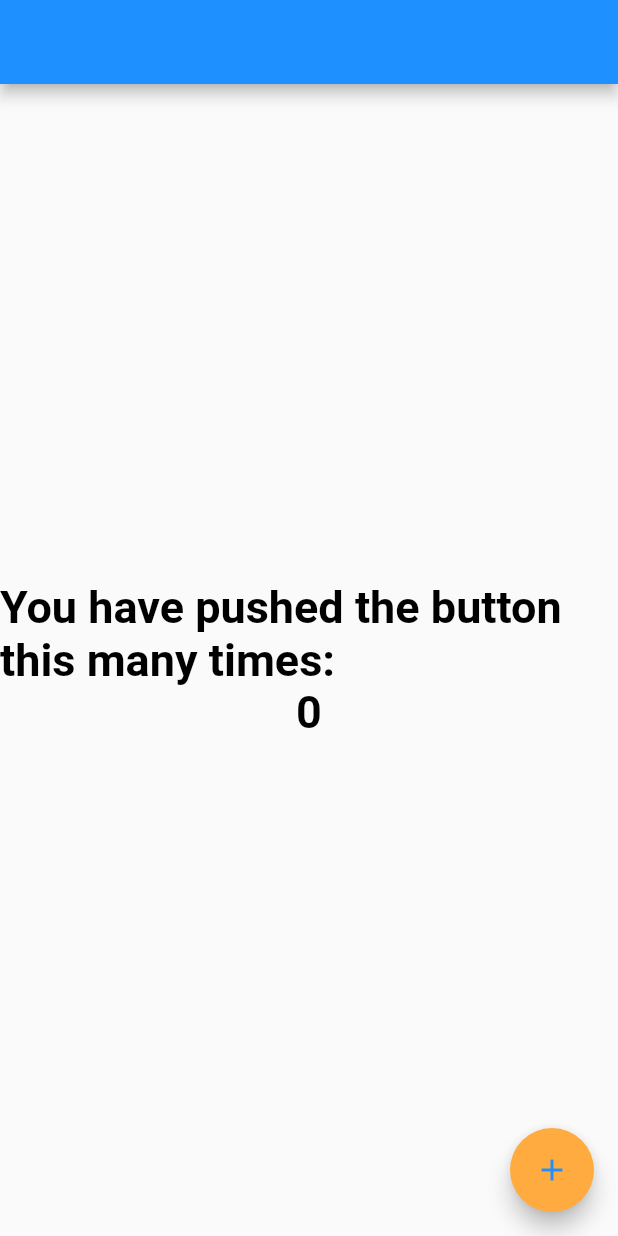
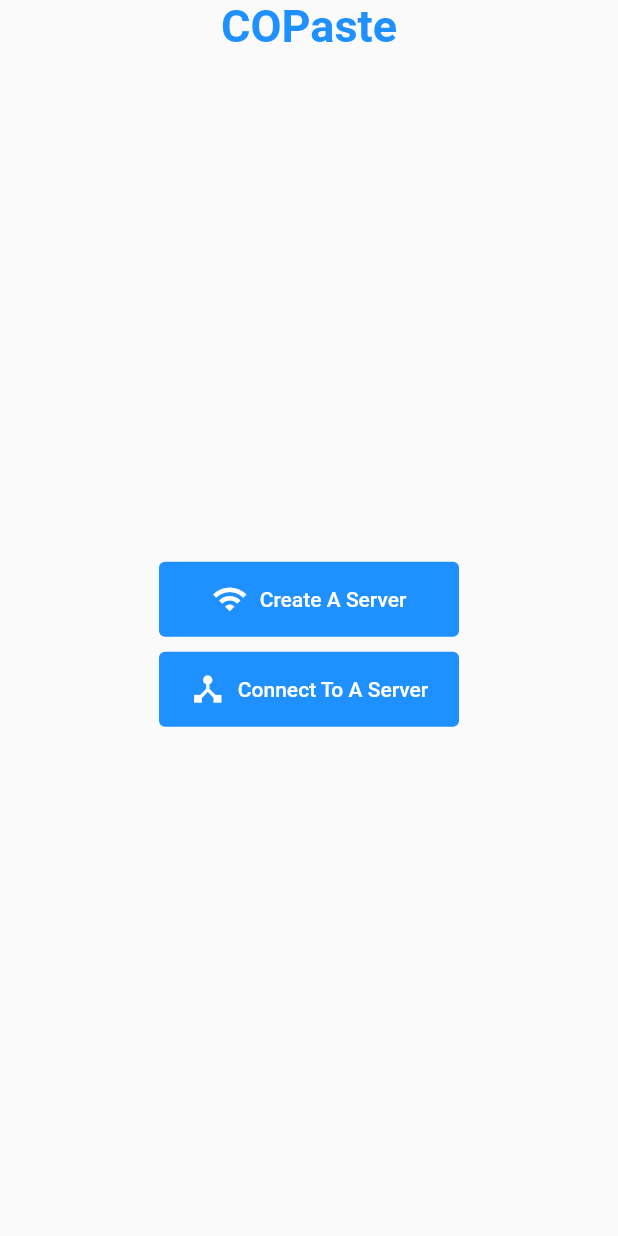
Before and after one commit to triggac4/CoPaste, a Flutter app: the screen it shows after launch, on a phone screen of 412 x 824 dp. Run offline on Flutter 3.47's test engine with Material 2 defaults, Android fonts, the phone set to English and light mode, and no system bars.

Commit message:
page routing

```diff
--- a/lib/main.dart
+++ b/lib/main.dart
@@ -1,5 +1,8 @@
+import 'package:co_paste/pages/create_server_page.dart';
 import 'package:flutter/material.dart';
+
 import './utils/theme_data.dart';
+import './pages/home_page.dart';
 
 void main() {
   runApp(const MyApp());
@@ -15,95 +18,17 @@ class MyApp extends StatelessWidget {
       title: 'Flutter Demo',
       theme: bright,
       darkTheme: dark,
-      themeMode: ThemeMode.light,
-      home: const MyHomePage(title: 'Flutter Demo Home Page'),
+      themeMode: ThemeMode.system,
+      routes: {"/": (context) => const HomePage()},
+      onGenerateRoute: (setting) {
+        if (setting.name == CreateServer.routeName) {
+          int value = setting.arguments as int;
+          return MaterialPageRoute(
+              builder: (ctx) => CreateServer(
+                    ip: value,
+                  ));
+        }
+      },
     );
   }
 }
-
-class MyHomePage extends StatefulWidget {
-  const MyHomePage({Key? key, required this.title}) : super(key: key);
-
-  // This widget is the home page of your application. It is stateful, meaning
-  // that it has a State object (defined below) that contains fields that affect
-  // how it looks.
-
-  // This class is the configuration for the state. It holds the values (in this
-  // case the title) provided by the parent (in this case the App widget) and
-  // used by the build method of the State. Fields in a Widget subclass are
-  // always marked "final".
-
-  final String title;
-
-  @override
-  State<MyHomePage> createState() => _MyHomePageState();
-}
-
-class _MyHomePageState extends State<MyHomePage> {
-  int _counter = 0;
-
-  void _incrementCounter() {
-    setState(() {
-      // This call to setState tells the Flutter framework that something has
-      // changed in this State, which causes it to rerun the build method below
-      // so that the display can reflect the updated values. If we changed
-      // _counter without calling setState(), then the build method would not be
-      // called again, and so nothing would appear to happen.
-      _counter++;
-    });
-  }
-
-  @override
-  Widget build(BuildContext context) {
-    // This method is rerun every time setState is called, for instance as done
-    // by the _incrementCounter method above.
-    //
-    // The Flutter framework has been optimized to make rerunning build methods
-    // fast, so that you can just rebuild anything that needs updating rather
-    // than having to individually change instances of widgets.
-    return Scaffold(
-      appBar: AppBar(
-          // Here we take the value from the MyHomePage object that was created by
-          // the App.build method, and use it to set our appbar title.
-          title: Text(widget.title),
-          backgroundColor: Theme.of(context).colorScheme.primary),
-      body: Center(
-        // Center is a layout widget. It takes a single child and positions it
-        // in the middle of the parent.
-        child: Column(
-          // Column is also a layout widget. It takes a list of children and
-          // arranges them vertically. By default, it sizes itself to fit its
-          // children horizontally, and tries to be as tall as its parent.
-          //
-          // Invoke "debug painting" (press "p" in the console, choose the
-          // "Toggle Debug Paint" action from the Flutter Inspector in Android
-          // Studio, or the "Toggle Debug Paint" command in Visual Studio Code)
-          // to see the wireframe for each widget.
-          //
-          // Column has various properties to control how it sizes itself and
-          // how it positions its children. Here we use mainAxisAlignment to
-          // center the children vertically; the main axis here is the vertical
-          // axis because Columns are vertical (the cross axis would be
-          // horizontal).
-          mainAxisAlignment: MainAxisAlignment.center,
-          children: <Widget>[
-            Text('You have pushed the button this many times:',
-                style: Theme.of(context).textTheme.headline1),
-            Text(
-              '$_counter',
-              style: Theme.of(context).textTheme.headline1,
-            ),
-          ],
-        ),
-      ),
-      floatingActionButton: FloatingActionButton(
-        onPressed: _incrementCounter,
-        tooltip: 'Increment',
-        child: Icon(
-          Icons.add,
-          color: Theme.of(context).colorScheme.primary,
-        ),
-      ), // This trailing comma makes auto-formatting nicer for build methods.
-    );
-  }
-}
--- /dev/null
+++ b/lib/pages/home_page.dart
@@ -0,0 +1,68 @@
+import 'dart:async';
+import 'dart:io';
+import 'package:co_paste/pages/create_server_page.dart';
+import 'package:flutter/material.dart';
+
+class HomePage extends StatelessWidget {
+  const HomePage({Key? key}) : super(key: key);
+  // WebSocketChannel
+  // final channel = WebSocket.fromUpgradedSocket(socket);
+  @override
+  Widget build(BuildContext context) {
+    TextStyle? heading = Theme.of(context)
+        .textTheme
+        .headline1
+        ?.copyWith(color: Theme.of(context).colorScheme.primary);
+    return SafeArea(
+      child: Scaffold(
+        body: Center(
+            child: Column(
+          children: [
+            Text(
+              'COPaste',
+              style: heading,
+            ),
+            Expanded(
+              child: Column(
+                mainAxisAlignment: MainAxisAlignment.center,
+                children: [
+                  Container(
+                    margin: const EdgeInsets.symmetric(vertical: 5),
+                    height: 50,
+                    width: 200,
+                    child: TextButton.icon(
+                        onPressed: () {
+                          Navigator.pushNamed(context, CreateServer.routeName,
+                              arguments: 43);
+                        },
+                        style: TextButton.styleFrom(
+                          primary: Colors.white,
+                          backgroundColor:
+                              Theme.of(context).colorScheme.primary,
+                        ),
+                        icon: const Icon(Icons.wifi),
+                        label: const Text("Create A Server")),
+                  ),
+                  Container(
+                    margin: const EdgeInsets.symmetric(vertical: 5),
+                    height: 50,
+                    width: 200,
+                    child: TextButton.icon(
+                        onPressed: () {},
+                        style: TextButton.styleFrom(
+                          primary: Colors.white,
+                          backgroundColor:
+                              Theme.of(context).colorScheme.primary,
+                        ),
+                        icon: const Icon(Icons.device_hub),
+                        label: const Text("Connect To A Server")),
+                  ),
+                ],
+              ),
+            ),
+          ],
+        )),
+      ),
+    );
+  }
+}
--- a/lib/utils/theme_data.dart
+++ b/lib/utils/theme_data.dart
@@ -2,8 +2,9 @@ import 'package:flutter/material.dart';
 
 const primaryColor = Color(0xff1E90FF);
 const secondaryColor = Colors.orangeAccent;
-const headingTextStyle = TextStyle(fontSize: 30, fontWeight: FontWeight.w700);
-const subHeadingTextSTyle =
+TextStyle headingTextStyle =
+    TextStyle(fontSize: 30, fontWeight: FontWeight.w700);
+TextStyle subHeadingTextSTyle =
     TextStyle(fontSize: 25, fontWeight: FontWeight.w700);
 TextStyle bodyTextStyle = const TextStyle(fontSize: 25);
 TextStyle bodyTextStyle2 = const TextStyle(fontSize: 20);
```
Also changed, not shown: lib/pages/create_server_page.dart (added, +24 -0 lines).
